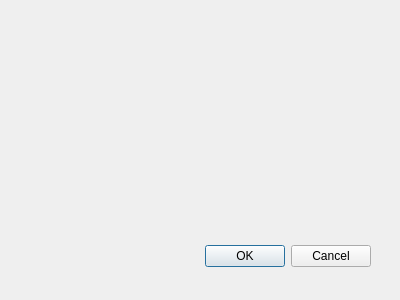
Qt form noteedit.ui (IlliaTesliuk/EGUI-QT) before a commit.
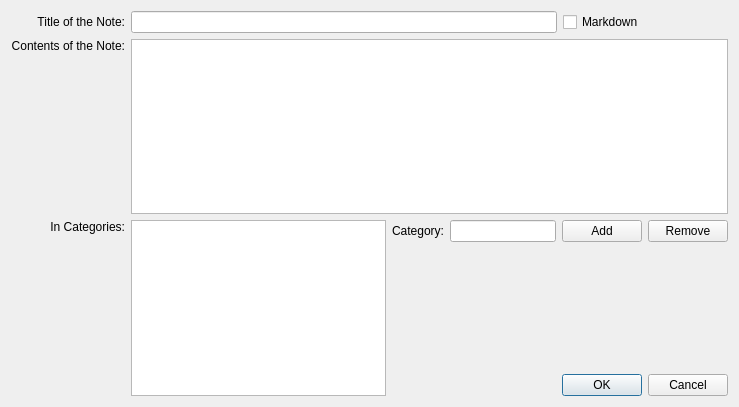
The same form after that commit.

```diff
--- a/noteedit.ui
+++ b/noteedit.ui
@@ -8,29 +8,129 @@
    <rect>
     <x>0</x>
     <y>0</y>
-    <width>400</width>
-    <height>300</height>
+    <width>739</width>
+    <height>407</height>
    </rect>
   </property>
   <property name="windowTitle">
    <string>Dialog</string>
   </property>
-  <widget name="buttonBox" class="QDialogButtonBox">
-   <property name="geometry">
-    <rect>
-     <x>30</x>
-     <y>240</y>
-     <width>341</width>
-     <height>32</height>
-    </rect>
-   </property>
-   <property name="orientation">
-    <enum>Qt::Horizontal</enum>
-   </property>
-   <property name="standardButtons">
-    <set>QDialogButtonBox::Cancel|QDialogButtonBox::Ok</set>
-   </property>
-  </widget>
+  <layout class="QGridLayout" name="gridLayout">
+   <item row="0" column="0">
+    <widget class="QLabel" name="label">
+     <property name="text">
+      <string>Title of the Note:</string>
+     </property>
+     <property name="alignment">
+      <set>Qt::AlignRight|Qt::AlignTrailing|Qt::AlignVCenter</set>
+     </property>
+    </widget>
+   </item>
+   <item row="0" column="3">
+    <widget class="QCheckBox" name="checkBox">
+     <property name="text">
+      <string>Markdown</string>
+     </property>
+    </widget>
+   </item>
+   <item row="1" column="0">
+    <widget class="QLabel" name="label_2">
+     <property name="text">
+      <string>Contents of the Note:</string>
+     </property>
+     <property name="alignment">
+      <set>Qt::AlignRight|Qt::AlignTop|Qt::AlignTrailing</set>
+     </property>
+     <property name="wordWrap">
+      <bool>false</bool>
+     </property>
+    </widget>
+   </item>
+   <item row="2" column="0">
+    <widget class="QLabel" name="label_3">
+     <property name="text">
+      <string>In Categories:</string>
+     </property>
+     <property name="alignment">
+      <set>Qt::AlignRight|Qt::AlignTop|Qt::AlignTrailing</set>
+     </property>
+    </widget>
+   </item>
+   <item row="2" column="1" rowspan="3">
+    <widget class="QListView" name="listView"/>
+   </item>
+   <item row="2" column="2" colspan="2">
+    <layout class="QHBoxLayout" name="horizontalLayout_3">
+     <item>
+      <widget class="QLabel" name="label_4">
+       <property name="text">
+        <string>Category:</string>
+       </property>
+      </widget>
+     </item>
+     <item>
+      <widget class="QLineEdit" name="lineEdit_2"/>
+     </item>
+     <item>
+      <widget class="QPushButton" name="pushButton">
+       <property name="text">
+        <string>Add</string>
+       </property>
+      </widget>
+     </item>
+     <item>
+      <widget class="QPushButton" name="pushButton_2">
+       <property name="text">
+        <string>Remove</string>
+       </property>
+      </widget>
+     </item>
+    </layout>
+   </item>
+   <item row="0" column="1" colspan="2">
+    <widget class="QLineEdit" name="lineEdit"/>
+   </item>
+   <item row="1" column="1" colspan="3">
+    <widget class="QTextEdit" name="textEdit"/>
+   </item>
+   <item row="4" column="2" colspan="2">
+    <widget class="QDialogButtonBox" name="buttonBox">
+     <property name="orientation">
+      <enum>Qt::Horizontal</enum>
+     </property>
+     <property name="standardButtons">
+      <set>QDialogButtonBox::Cancel|QDialogButtonBox::Ok</set>
+     </property>
+    </widget>
+   </item>
+   <item row="3" column="2" colspan="2">
+    <spacer name="verticalSpacer">
+     <property name="orientation">
+      <enum>Qt::Vertical</enum>
+     </property>
+     <property name="sizeHint" stdset="0">
+      <size>
+       <width>326</width>
+       <height>102</height>
+      </size>
+     </property>
+    </spacer>
+   </item>
+  </layout>
+  <zorder>buttonBox</zorder>
+  <zorder>checkBox</zorder>
+  <zorder>label</zorder>
+  <zorder>label_2</zorder>
+  <zorder>label_3</zorder>
+  <zorder>label_4</zorder>
+  <zorder>textEdit</zorder>
+  <zorder>lineEdit</zorder>
+  <zorder>listView</zorder>
+  <zorder>lineEdit_2</zorder>
+  <zorder>pushButton</zorder>
+  <zorder>pushButton_2</zorder>
+  <zorder>verticalSpacer</zorder>
+  <zorder>listView</zorder>
  </widget>
  <pixmapfunction/>
  <resources/>
```
Left out of the diff: 47 changed lines with no effect on the pictures.
